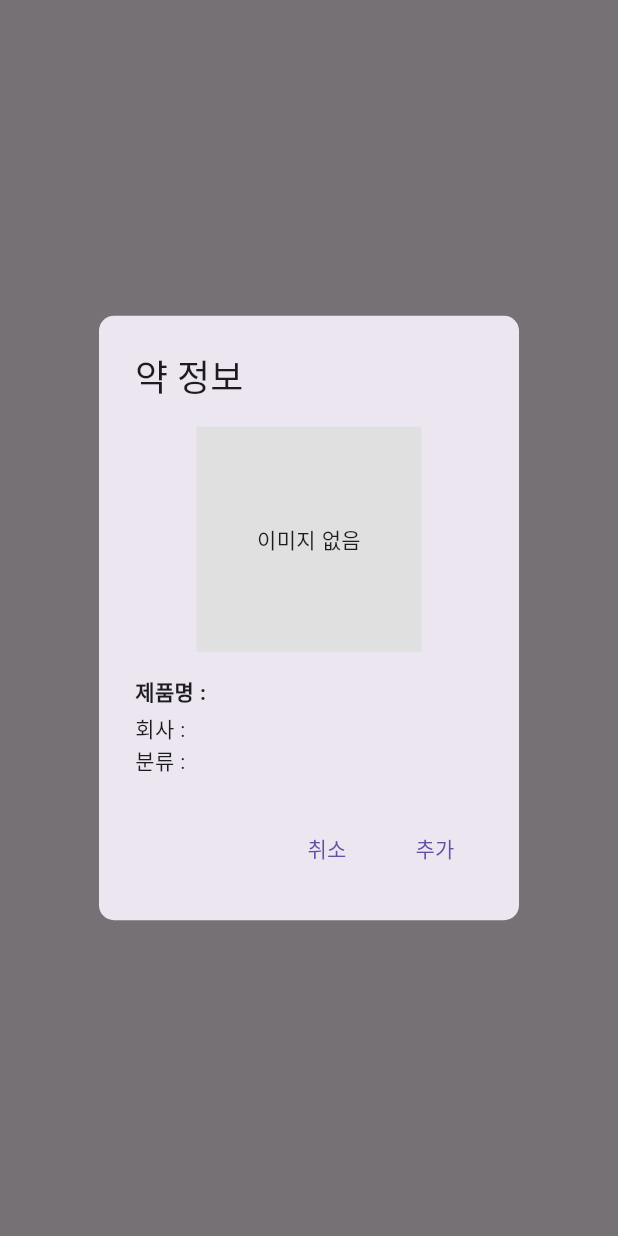
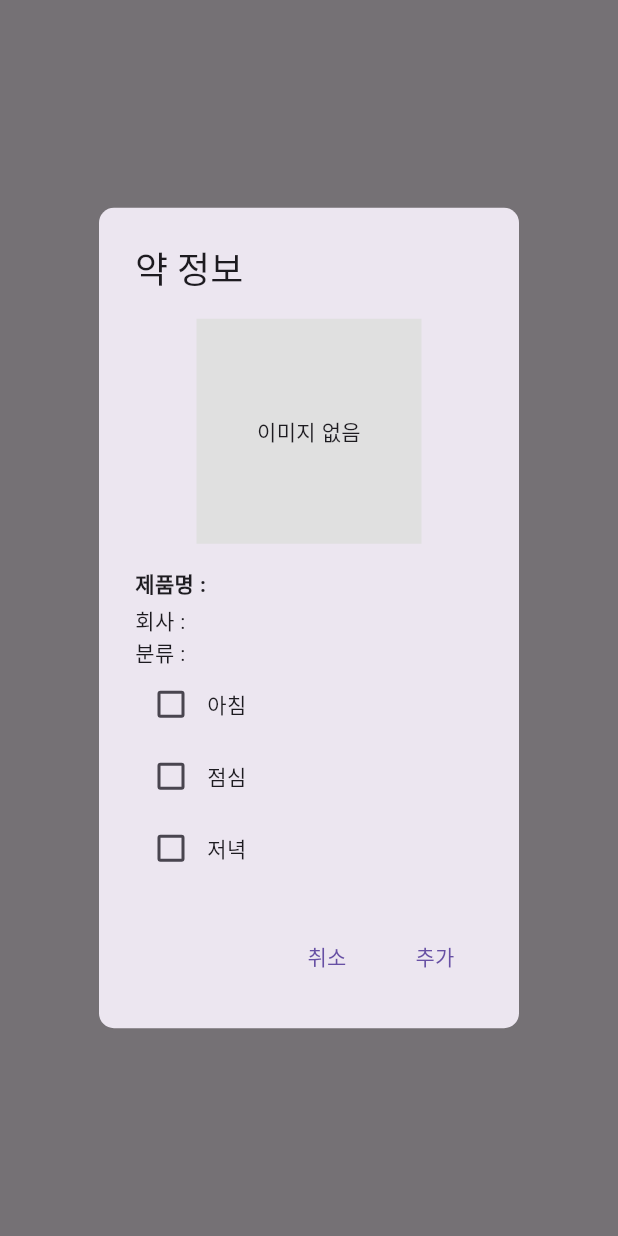
Before and after one commit to kimrasng/pillnote, a Flutter app: what addDialog() shows on an empty page, opened directly with empty values, on a phone screen of 412 x 824 dp. Run offline on Flutter 3.47's test engine with Material 3 defaults, Android fonts, the phone set to English and light mode, and no system bars; our stand-ins replace flutter_dotenv, image_picker, shared_preferences; accounts and stored records are empty.

Commit message:
feat: add settings screen and enhance pill add dialog
- Create a new settings screen with a placeholder for medication time settings.
- Add a settings icon to the main app bar that navigates to the new settings screen.
- Update the pill add dialog to be stateful, allowing user interaction.
- Introduce checkboxes for selecting morning, noon, and dinner intake times within the pill add dialog.

```diff
--- a/lib/screen/component/pillAdd.dart
+++ b/lib/screen/component/pillAdd.dart
@@ -6,13 +6,22 @@ void addDialog(BuildContext context, Map<String, dynamic> pillData) {
   final entpName = pillData['ENTP_NAME'] ?? '';
   final className = pillData['CLASS_NAME'] ?? '';
 
+  bool mChecked = false;
+  bool lChecked = false;
+  bool dChecked = false;
+
+  int day = 3;
+
   showDialog(
     context: context,
     barrierDismissible: false,
     builder: (BuildContext context) {
+      return StatefulBuilder(
+        builder: (context, setState) {
           return AlertDialog(
-          shape:
-              RoundedRectangleBorder(borderRadius: BorderRadius.circular(10.0)),
+            shape: RoundedRectangleBorder(
+              borderRadius: BorderRadius.circular(10.0),
+            ),
             title: const Text("약 정보"),
             content: Column(
               mainAxisSize: MainAxisSize.min,
@@ -31,7 +40,10 @@ void addDialog(BuildContext context, Map<String, dynamic> pillData) {
                           height: 150,
                           color: Colors.grey[300],
                           alignment: Alignment.center,
-                        child: const Text('이미지 오류', textAlign: TextAlign.center),
+                          child: const Text(
+                            '이미지 오류',
+                            textAlign: TextAlign.center,
+                          ),
                         );
                       },
                     ),
@@ -54,6 +66,54 @@ void addDialog(BuildContext context, Map<String, dynamic> pillData) {
                 const SizedBox(height: 4),
                 Text('회사 : $entpName'),
                 Text('분류 : $className'),
+                Row(
+                  children: [
+                    Column(
+                      children: [
+                        Row(
+                          children: [
+                            Checkbox(
+                              value: mChecked,
+                              onChanged: (bool? value) {
+                                setState(() {
+                                  mChecked = value!;
+                                });
+                              },
+                            ),
+                            const Text('아침'),
+                          ],
+                        ),
+                        Row(
+                          children: [
+                            Checkbox(
+                              value: lChecked,
+                              onChanged: (bool? value) {
+                                setState(() {
+                                  lChecked = value!;
+                                });
+                              },
+                            ),
+                            const Text('점심'),
+                          ],
+                        ),
+                        Row(
+                          children: [
+                            Checkbox(
+                              value: dChecked,
+                              onChanged: (bool? value) {
+                                setState(() {
+                                  dChecked = value!;
+                                });
+                              },
+                            ),
+                            const Text('저녁'),
+                          ],
+                        ),
+                      ],
+                    ),
+                    Column(children: []),
+                  ],
+                ),
               ],
             ),
             actions: <Widget>[
@@ -71,5 +131,8 @@ void addDialog(BuildContext context, Map<String, dynamic> pillData) {
               ),
             ],
           );
-      });
+        },
+      );
+    },
+  );
 }
```
Also changed, not shown: lib/screen/AppBar.dart (+11 -0 lines), lib/screen/settings.dart (added, +24 -0 lines). Lines whose indentation alone changed are shown as unchanged.
